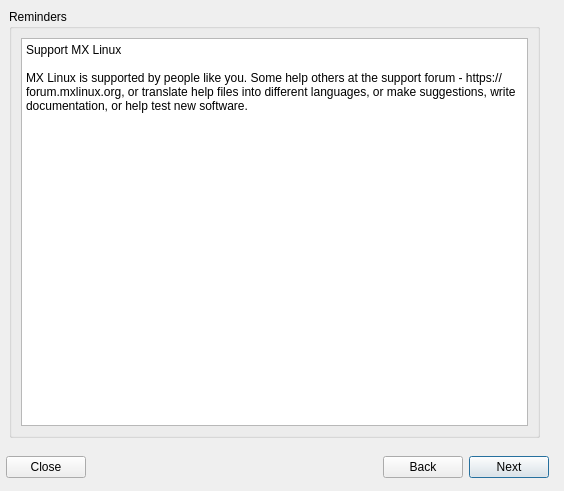
This is meinstall.ui in antiX-Linux/mx-installer as Qt 5 draws it before an edit. The edited form follows.
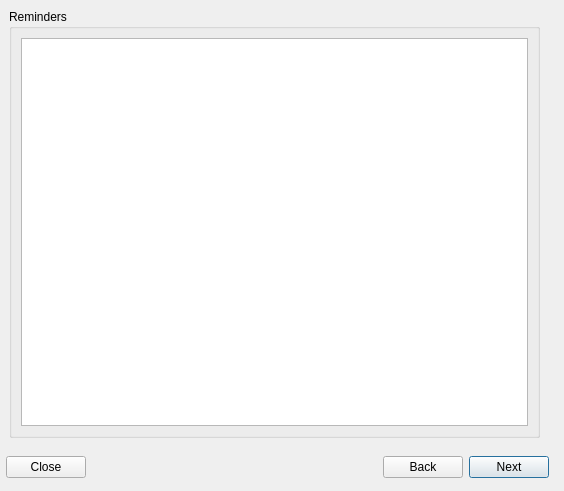
This is the edited form. The open tabs and pages were chosen to show the change. Icons and pictures are not drawn.

The edit to the form file:
```diff
--- a/meinstall.ui
+++ b/meinstall.ui
@@ -2287,9 +2287,7 @@
              <enum>QFrame::Plain</enum>
             </property>
             <property name="plainText">
-             <string>Support MX Linux
-
-MX Linux is supported by people like you. Some help others at the support forum - https://forum.mxlinux.org, or translate help files into different languages, or make suggestions, write documentation, or help test new software.</string>
+             <string/>
             </property>
             <property name="overwriteMode">
              <bool>false</bool>
```
Left out of the diff: 4 changed lines with no effect on the pictures.
